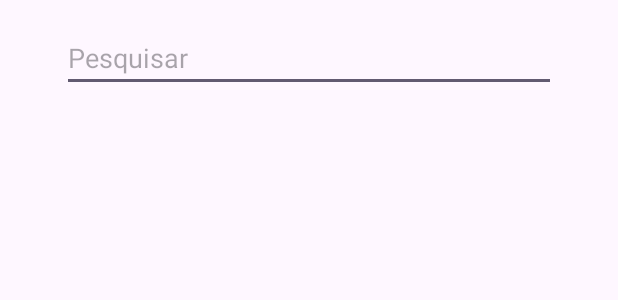
After one commit to ThiagoElias20/AppMuseu, an Android app: the layout activity_obra_visitante.xml on its own in the app's theme, with its tools: preview values and no code run, on a phone screen of 412 x 824 dp. The commit adds this screen. Shown: the top 300 px of the screen. Run offline under Robolectric (Android 15) with nearby library versions, the phone set to English and light mode, and no system bars.

Commit message:
Versão das obras para visitantes adicionada

```diff
--- a/app/src/main/java/com/example/agoravai/MainActivity3.kt
+++ b/app/src/main/java/com/example/agoravai/MainActivity3.kt
@@ -23,7 +23,7 @@ class MainActivity3 : AppCompatActivity() {
             startActivity(intent)
         }
         obras.setOnClickListener {
-            val intent = Intent(this,obrasVisitante::class.java)
+            val intent = Intent(this,ObraVisitanteActivity::class.java)
             startActivity(intent)
         }
         conta.setOnClickListener {
--- /dev/null
+++ b/app/src/main/res/layout/activity_obra_visitante.xml
@@ -0,0 +1,33 @@
+<?xml version="1.0" encoding="utf-8"?>
+<androidx.constraintlayout.widget.ConstraintLayout xmlns:android="http://schemas.android.com/apk/res/android"
+    xmlns:app="http://schemas.android.com/apk/res-auto"
+    xmlns:tools="http://schemas.android.com/tools"
+    android:layout_width="match_parent"
+    android:layout_height="match_parent"
+    tools:context=".ObraVisitanteActivity">
+
+    <EditText
+        android:id="@+id/etSearch"
+        android:layout_width="0dp"
+        android:layout_height="wrap_content"
+        android:hint="Pesquisar"
+        app:layout_constraintTop_toTopOf="parent"
+        app:layout_constraintStart_toStartOf="parent"
+        app:layout_constraintEnd_toEndOf="parent"
+        app:layout_constraintWidth_percent="0.8"
+        android:layout_marginTop="16dp"
+        android:layout_marginHorizontal="16dp"
+        />
+
+    <androidx.recyclerview.widget.RecyclerView
+        android:id="@+id/recyclerView"
+        android:layout_width="0dp"
+        android:layout_height="0dp"
+        app:layout_constraintTop_toBottomOf="@id/etSearch"
+        app:layout_constraintStart_toStartOf="parent"
+        app:layout_constraintEnd_toEndOf="parent"
+        app:layout_constraintBottom_toBottomOf="parent"
+        android:layout_marginTop="16dp"
+        android:layout_marginHorizontal="16dp"
+        />
+</androidx.constraintlayout.widget.ConstraintLayout>
```
Also changed, not shown: app/src/main/AndroidManifest.xml (+8 -0 lines), app/src/main/java/com/example/agoravai/ObraVisitanteActivity.kt (added, +74 -0 lines), app/src/main/java/com/example/agoravai/ObraVisitanteAdapter.kt (added, +53 -0 lines), app/src/main/res/layout/item_obra_visitante.xml (+3 -4 lines).
